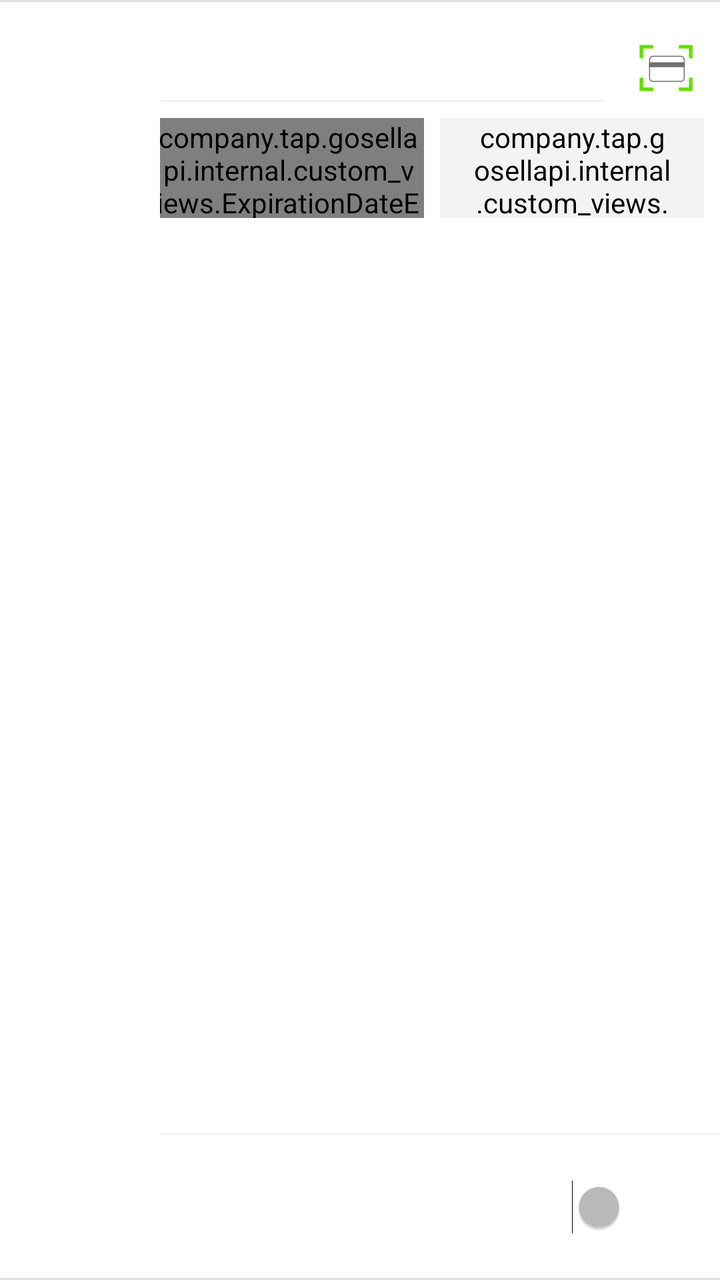
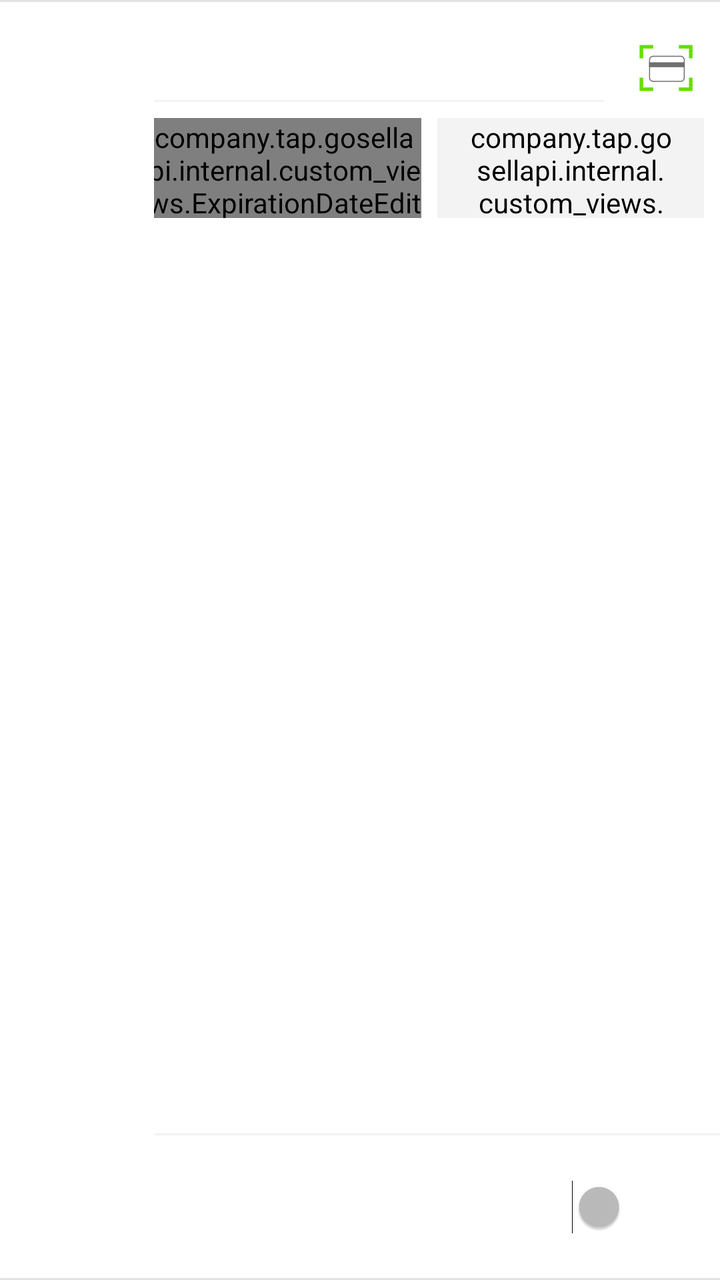

An Android layout rendered at two revisions. The XML below is the earlier revision; the diff shows what the commit changed to produce the second picture.
<!-- AndroidManifest.xml: another module's application theme AppTheme -->
<!-- res/layout/gosellsdk_viewholder_card_payment_option.xml -->
<?xml version="1.0" encoding="utf-8"?>
<android.support.constraint.ConstraintLayout
    xmlns:android="http://schemas.android.com/apk/res/android"
    xmlns:app="http://schemas.android.com/apk/res-auto"
    xmlns:tools="http://schemas.android.com/tools"
    android:layout_width="match_parent"
    android:layout_height="wrap_content"
    android:background="@color/white"
    >

  
  <View
      android:id="@+id/topSeparator"
      android:layout_width="match_parent"
      android:layout_height="1dp"
      android:background="@color/mercury"
      app:layout_constraintEnd_toEndOf="parent"
      app:layout_constraintStart_toStartOf="parent"
      app:layout_constraintTop_toTopOf="parent"
      />

  
  <View
      android:id="@+id/bottomSeparator"
      android:layout_width="match_parent"
      android:layout_height="1dp"
      android:background="@color/mercury"
      app:layout_constraintBottom_toBottomOf="parent"
      app:layout_constraintEnd_toEndOf="parent"
      app:layout_constraintStart_toStartOf="parent"
      />


  
  <android.support.constraint.ConstraintLayout
      android:id="@+id/paymentOptionIconsContainer"
      android:layout_width="80dp"
      android:layout_height="0dp"
      app:layout_constraintStart_toStartOf="parent"
      app:layout_constraintTop_toTopOf="parent"
      app:layout_constraintBottom_toTopOf="@id/bottomSeparator"
      >

    <android.support.v7.widget.RecyclerView
        android:id="@+id/cardSystemsRecyclerView"
        android:layout_width="80dp"
        android:layout_height="wrap_content"
        app:layout_constraintStart_toStartOf="parent"
        app:layout_constraintTop_toTopOf="parent"
        app:layout_constraintBottom_toBottomOf="parent"
        app:layout_constraintVertical_bias="0"
        />

  </android.support.constraint.ConstraintLayout>


  
  <android.support.constraint.ConstraintLayout
      android:id="@+id/cardNumberContainer"
      android:layout_width="0dp"
      android:layout_height="50dp"
      android:layout_marginTop="8dp"
      app:layout_constraintEnd_toEndOf="parent"
      app:layout_constraintStart_toEndOf="@id/paymentOptionIconsContainer"
      app:layout_constraintTop_toBottomOf="@id/topSeparator"
      app:layout_constraintBottom_toTopOf="@id/expirationDateAndCVVContainer"
      >


    <android.support.design.widget.TextInputLayout
        android:id="@+id/cardNumberFieldTextInputLayout"
        android:layout_width="0dp"
        android:layout_height="0dp"
        app:layout_goneMarginEnd="20dp"
        android:layout_marginEnd="0dp"
        android:layout_marginRight="0dp"
        app:layout_constraintBottom_toBottomOf="parent"
        app:layout_constraintEnd_toStartOf="@id/cardScannerButton"
        app:layout_constraintStart_toStartOf="parent"
        app:layout_constraintTop_toTopOf="parent"
        android:gravity="center_vertical"
        app:hintTextAppearance="@style/TextInputLayout.Hint"
        >

      <android.support.v7.widget.AppCompatEditText
          android:id="@+id/cardNumberField"
          android:layout_width="match_parent"
          android:layout_height="match_parent"
          android:layout_marginStart="@dimen/edit_text_default_padding"
          android:layout_marginLeft="@dimen/edit_text_default_padding"
          android:hint="@string/edittext_hint_card_number"
          android:inputType="numberDecimal"
          style="@style/EditText"
          app:layout_constraintBottom_toBottomOf="parent"
          app:layout_constraintEnd_toEndOf="parent"
          app:layout_constraintStart_toStartOf="parent"
          app:layout_constraintTop_toTopOf="parent"
          app:backgroundTint="@color/separator"
          />

    </android.support.design.widget.TextInputLayout>

    <ImageButton
        android:id="@+id/cardScannerButton"
        android:layout_width="54dp"
        android:layout_height="0dp"
        android:background="@android:color/transparent"
        android:scaleType="centerInside"
        android:src="@drawable/btn_card_scanner_normal"
        app:layout_constraintBottom_toBottomOf="parent"
        app:layout_constraintEnd_toEndOf="parent"
        app:layout_constraintTop_toTopOf="parent"
        tools:ignore="ContentDescription"
        />

  </android.support.constraint.ConstraintLayout>


  
  <android.support.constraint.ConstraintLayout
      android:id="@+id/expirationDateAndCVVContainer"
      android:layout_width="0dp"
      android:layout_height="50dp"
      app:layout_constraintTop_toBottomOf="@id/cardNumberContainer"
      app:layout_constraintStart_toEndOf="@id/paymentOptionIconsContainer"
      app:layout_constraintEnd_toEndOf="parent"
      app:layout_constraintBottom_toTopOf="@id/cardholderNameContainer"
      >

    
    <android.support.design.widget.TextInputLayout
        android:id="@+id/expirationDateContainer"
        android:layout_width="0dp"
        android:layout_height="0dp"
        app:layout_constraintStart_toStartOf="parent"
        app:layout_constraintTop_toTopOf="parent"
        app:layout_constraintBottom_toBottomOf="parent"
        app:layout_constraintEnd_toStartOf="@id/cvvFieldContainer"
        app:layout_constraintHorizontal_chainStyle="spread"
        app:hintTextAppearance="@style/TextInputLayout.Hint"
        android:hint="@string/edittext_hint_expiration_date"
        android:gravity="start"
        >


      <company.tap.gosellapi.internal.custom_views.ExpirationDateEditText
          style="@style/bt_card_form_field"
          android:id="@+id/expirationDateField"
          app:layout_constraintStart_toStartOf="parent"
          app:layout_constraintEnd_toEndOf="parent"
          app:layout_constraintTop_toTopOf="parent"
          app:layout_constraintBottom_toBottomOf="parent"
          app:backgroundTint="@color/separator"

          />

    </android.support.design.widget.TextInputLayout>


    
    <android.support.design.widget.TextInputLayout
        android:id="@+id/cvvFieldContainer"
        android:layout_width="0dp"
        android:layout_height="0dp"
        android:layout_marginStart="8dp"
        android:layout_marginEnd="8dp"
        app:layout_constraintStart_toEndOf="@id/expirationDateContainer"
        app:layout_constraintTop_toTopOf="parent"
        app:layout_constraintEnd_toEndOf="parent"
        app:layout_constraintBottom_toBottomOf="parent"
        app:hintTextAppearance="@style/TextInputLayout.Hint"
        android:hint="@string/bt_form_hint_cvv"
        android:gravity="start"
        >


      <company.tap.gosellapi.internal.custom_views.CvvEditText
          style="@style/bt_card_form_field"
          android:id="@+id/cvvField"
          android:paddingEnd="20dp"
          android:paddingStart="20dp"
          android:layout_marginEnd="@dimen/edit_text_default_padding"
          android:layout_marginRight="@dimen/edit_text_default_padding"
          app:layout_constraintStart_toStartOf="parent"
          app:layout_constraintEnd_toEndOf="parent"
          app:layout_constraintTop_toTopOf="parent"
          app:layout_constraintBottom_toBottomOf="parent"

          android:backgroundTint="@color/separator"
          />

    </android.support.design.widget.TextInputLayout>


  </android.support.constraint.ConstraintLayout>


  
  <android.support.design.widget.TextInputLayout
      android:id="@+id/cardholderNameContainer"
      android:layout_width="0dp"
      android:layout_height="50dp"
      app:layout_constraintStart_toEndOf="@id/paymentOptionIconsContainer"
      app:layout_constraintTop_toBottomOf="@id/expirationDateAndCVVContainer"
      app:layout_constraintEnd_toEndOf="parent"
      app:hintTextAppearance="@style/TextInputLayout.Hint"
      >

    <android.support.v7.widget.AppCompatEditText
        android:id="@+id/cardholderNameField"
        android:layout_width="match_parent"
        android:layout_height="match_parent"
        android:layout_marginStart="@dimen/edit_text_default_padding"

        android:layout_marginEnd="@dimen/edit_text_default_padding"
        android:paddingEnd="20dp"
        android:paddingRight="20dp"
        app:layout_constraintStart_toStartOf="parent"
        app:layout_constraintEnd_toEndOf="parent"
        app:layout_constraintTop_toTopOf="parent"
        app:layout_constraintBottom_toBottomOf="parent"
        android:inputType="textCapCharacters"
        android:hint="@string/edittext_hint_name_on_card"
        style="@style/EditText"
        app:backgroundTint="@color/transparent"
        tools:ignore="RtlSymmetry"
        />

  </android.support.design.widget.TextInputLayout>


  
  <android.support.design.widget.TextInputLayout
      android:id="@+id/addressOnCardContainer"
      android:layout_width="0dp"
      android:visibility="gone"
      android:layout_height="wrap_content"
      app:layout_constraintStart_toEndOf="@id/paymentOptionIconsContainer"
      app:layout_constraintEnd_toEndOf="parent"
      app:layout_constraintTop_toBottomOf="@id/cardholderNameContainer"
      app:layout_constraintBottom_toTopOf="@id/saveCardContainer"
      app:hintTextAppearance="@style/TextInputLayout.Hint"
      >


    <android.support.v7.widget.AppCompatEditText
        android:id="@+id/addressOnCardTextView"
        android:layout_width="match_parent"
        android:layout_height="wrap_content"
        android:layout_marginTop="16dp"
        android:layout_marginBottom="16dp"
        app:layout_constraintTop_toTopOf="parent"
        app:layout_constraintBottom_toBottomOf="parent"
        app:layout_constraintStart_toStartOf="parent"
        app:layout_constraintEnd_toEndOf="parent"
        android:drawablePadding="20dp"
        android:paddingEnd="20dp"
        android:paddingRight="20dp"
        android:drawableEnd="@drawable/ic_arrow_right_normal"
        android:drawableRight="@drawable/ic_arrow_right_normal"
        android:hint="@string/edittext_hint_address_on_card"
        style="@style/EditText"
        android:focusable="false"
        android:focusableInTouchMode="false"
        android:background="@null"
        tools:ignore="RtlSymmetry"
        />

  </android.support.design.widget.TextInputLayout>


  
  <android.support.constraint.ConstraintLayout
      android:id="@+id/saveCardContainer"
      android:layout_width="0dp"
      android:layout_height="wrap_content"
      app:layout_constraintStart_toEndOf="@id/paymentOptionIconsContainer"
      app:layout_constraintEnd_toEndOf="parent"
      app:layout_constraintBottom_toTopOf="@id/bottomSeparator"
      >

    <View
        android:id="@+id/saveCardTopSeparator"
        android:layout_width="match_parent"
        android:layout_height="1dp"
        android:background="@color/separator"
        app:layout_constraintEnd_toEndOf="parent"
        app:layout_constraintStart_toStartOf="parent"
        app:layout_constraintTop_toTopOf="parent"
        />

    <TextView
        android:id="@+id/saveCardDescriptionTextView"
        android:layout_width="0dp"
        android:layout_height="wrap_content"
        android:layout_marginTop="18dp"
        android:layout_marginBottom="18dp"
        app:layout_constraintStart_toStartOf="parent"
        app:layout_constraintTop_toBottomOf="@id/saveCardTopSeparator"
        app:layout_constraintBottom_toBottomOf="parent"
        app:layout_constraintEnd_toStartOf="@id/saveCardSwitch"
        android:text="@string/textview_disclaimer_save_card"
        />

    <Switch
        android:id="@+id/saveCardSwitch"
        android:layout_width="wrap_content"
        android:layout_height="wrap_content"
        android:layout_marginStart="20dp"
        android:layout_marginEnd="20dp"
        android:checked="false"
        app:layout_constraintTop_toBottomOf="@id/saveCardTopSeparator"
        app:layout_constraintBottom_toBottomOf="parent"
        app:layout_constraintEnd_toEndOf="parent"
        />

  </android.support.constraint.ConstraintLayout>

</android.support.constraint.ConstraintLayout>
<!-- resources referenced by this layout -->
<resources>
  <color name="mercury">#E1E1E1</color>
  <color name="separator">#0C000000</color>
  <color name="transparent">#00000000</color>
  <color name="white">#FFFFFF</color>
  <dimen name="edit_text_default_padding">-4dp</dimen>
  <!-- drawable btn_card_scanner_normal: png bitmap (drawable-hdpi, 853 bytes) -->
  <!-- drawable ic_arrow_right_normal: png bitmap (drawable-hdpi, 532 bytes) -->
  <string name="bt_form_hint_cvv">@string/bt_cvv</string>
  <string name="edittext_hint_address_on_card">Address on Card</string>
  <string name="edittext_hint_card_number">Card number</string>
  <string name="edittext_hint_expiration_date">MM/YY</string>
  <string name="edittext_hint_name_on_card">Name on card</string>
  <string name="textview_disclaimer_save_card">For faster and more secure checkout, save your card</string>
  <style name="EditText">
          <item name="android:textCursorDrawable">@null</item>
          <item name="android:textColor">@color/greyish_brown</item>
          <item name="android:textSize">@dimen/font_size_16sp</item>
          <item name="android:fontFamily" tools:targetApi="jelly_bean">sans-serif-light</item>
          <item name="android:textStyle">normal</item>
      </style>
  <style name="TextInputLayout.Hint" parent="TextAppearance.AppCompat.Small">
          <item name="android:textColor">@color/silver_light</item>
          <item name="android:fontFamily" tools:targetApi="jelly_bean">sans-serif</item>
          <item name="android:textSize">@dimen/font_size_11sp</item>
          <item name="android:textStyle">normal</item>
      </style>
  <style name="bt_card_form_field" parent="bt_base_textview">
          <item name="android:layout_width">match_parent</item>
          <item name="android:layout_height">match_parent</item>
          <item name="android:layout_marginStart">@dimen/edit_text_default_padding</item>
          <item name="android:layout_marginLeft">@dimen/edit_text_default_padding</item>
          <item name="android:textColorHint">@color/bt_light_gray</item>
          <item name="android:textCursorDrawable" tools:ignore="NewApi">@null</item>
      </style>
  <style name="AppTheme" parent="Theme.AppCompat.NoActionBar">
          
          <item name="colorPrimary">@color/french_gray</item>
          <item name="colorPrimaryDark">@color/colorPrimaryDark</item>
          <item name="colorAccent">@color/colorAccent</item>
      </style>
  <color name="greyish_brown" tools:ignore="MissingDefaultResource">#535353</color>
  <dimen name="font_size_16sp">16sp</dimen>
  <color name="silver_light">#C9C9C9</color>
  <dimen name="font_size_11sp">11sp</dimen>
  <style name="bt_base_textview">
          <item name="android:textSize">@dimen/bt_input_text_size</item>
          <item name="android:fontFamily" tools:targetApi="jelly_bean">sans-serif-light</item>
      </style>
  <color name="bt_light_gray">#6d6d6d</color>
  <color name="french_gray">#A8B5B5B5</color>
  <color name="colorPrimaryDark">#03A9F4</color>
  <color name="colorAccent">#FF4081</color>
  <dimen name="bt_input_text_size">16sp</dimen>
</resources>

<!-- the commit's change to res/layout/gosellsdk_viewholder_card_payment_option.xml (unified diff, before → after) -->
@@ -34,10 +34,12 @@
   
   <android.support.constraint.ConstraintLayout
       android:id="@+id/paymentOptionIconsContainer"
-      android:layout_width="80dp"
+      android:layout_width="70dp"
       android:layout_height="0dp"
       app:layout_constraintStart_toStartOf="parent"
       app:layout_constraintTop_toTopOf="parent"
+      android:layout_marginStart="7dp"
+      android:layout_marginLeft="7dp"
       app:layout_constraintBottom_toTopOf="@id/bottomSeparator"
       >
 
